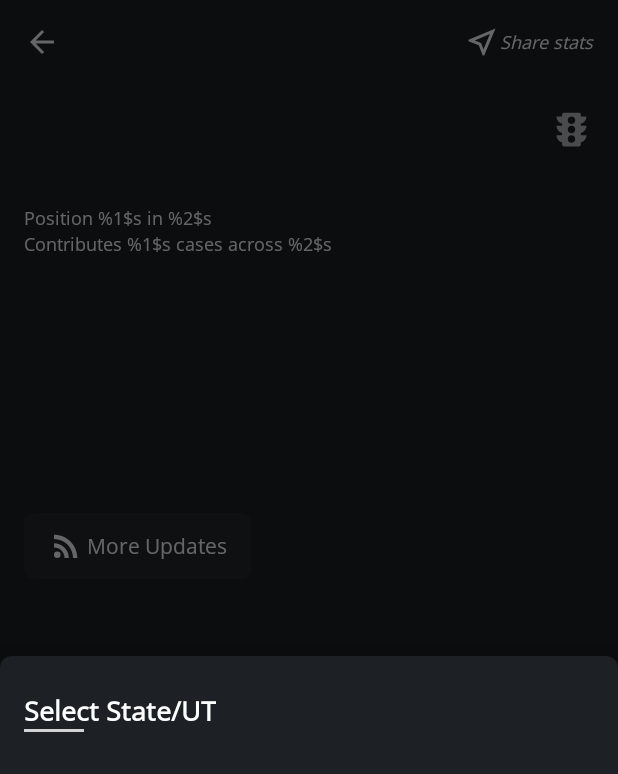
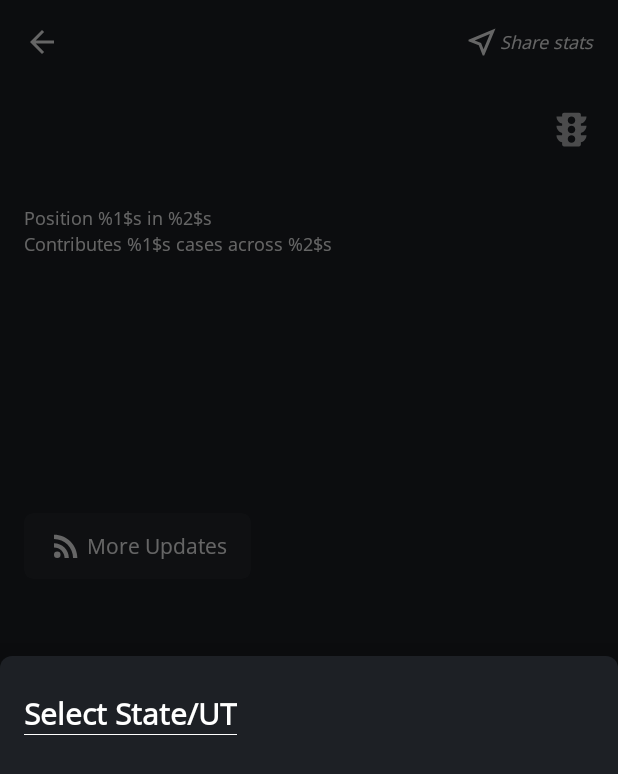
Before and after one commit to rahulpandey1501/Covid19-India-Tracker, an Android app: the fragment ItemSelectorBottomSheet placed in its activity, on a phone screen of 412 x 824 dp. Shown: the top 774 px of the screen. Run offline under Robolectric (Android 15) with nearby library versions, the phone set to English and light mode, and no system bars; our stand-ins replace Room's generated code, data binding; Roboto replaces fonts that are not available here; 6 statements that could not run were skipped.

Commit message:
bs ui fix

```diff
--- a/app/src/main/java/com/rpandey/covid19tracker_india/MainActivity.kt
+++ b/app/src/main/java/com/rpandey/covid19tracker_india/MainActivity.kt
@@ -135,7 +135,7 @@ class MainActivity : BaseActivity() {
 //                    showToast("Data successfully updated!")
                 }
                 if (status is Status.Error) {
-                    showToast("Oops! something went wrong, unable to update")
+                    showToast("Oops! something went wrong \nUnable to update the data")
                 }
                 pull_refresh.isRefreshing = false
             }
--- a/app/src/main/java/com/rpandey/covid19tracker_india/ui/districtdetails/DistrictDetailsActivity.kt
+++ b/app/src/main/java/com/rpandey/covid19tracker_india/ui/districtdetails/DistrictDetailsActivity.kt
@@ -56,6 +56,7 @@ class DistrictDetailsActivity : BaseActivity() {
     private fun observeLiveData() {
 
         val districtId = intent.getIntExtra(KEY_DISTRICT_ID, 0)
+        viewModel.init(districtId)
 
         testing_layout.visibility = View.GONE
         iv_close.setOnClickListener { finish() }
@@ -91,7 +92,7 @@ class DistrictDetailsActivity : BaseActivity() {
             Util.shareScreenshot(screen_shot_layout)
         }
 
-        viewModel.getDistrict(districtId).observe(this) {
+        viewModel.getDistrictInfo.observe(this) {
             this.districtEntity = it
             binding.title.text = it.district
             generateUiCaseMode(it)
--- a/app/src/main/res/layout/layout_item_selector_bs.xml
+++ b/app/src/main/res/layout/layout_item_selector_bs.xml
@@ -15,26 +15,24 @@
             android:layout_marginTop="24dp"
             android:text="@string/select_state"
             android:textColor="@color/text_primary"
-            android:textSize="18sp"
+            android:textSize="20sp"
             android:textStyle="bold"
             app:layout_constraintLeft_toLeftOf="parent"
             app:layout_constraintTop_toTopOf="parent" />
 
         <View
             android:id="@+id/divider"
-            android:layout_width="40dp"
-            android:layout_height="2dp"
+            android:layout_width="wrap_content"
+            android:layout_height="0.5dp"
             android:background="@color/text_primary"
-            android:paddingTop="4dp"
-            android:alpha="0.8"
-            app:layout_constraintLeft_toLeftOf="parent"
+            app:layout_constraintRight_toRightOf="@+id/title"
             app:layout_constraintTop_toBottomOf="@+id/title" />
 
         <androidx.core.widget.NestedScrollView
             android:layout_width="match_parent"
             android:layout_height="wrap_content"
             android:layout_marginBottom="16dp"
-            android:paddingTop="16dp"
+            android:paddingTop="8dp"
             app:layout_constrainedHeight="true"
             app:layout_constraintBottom_toBottomOf="parent"
             app:layout_constraintLeft_toLeftOf="parent"
```
Also changed, not shown: app/src/main/java/com/rpandey/covid19tracker_india/ui/districtdetails/DistrictDetailsViewModel.kt (+21 -12 lines).
